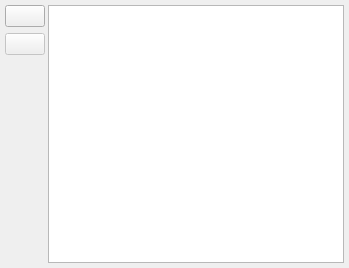
First picture: the form in PageSnippets.ui, repository congchenutd/papernet, before the edit.
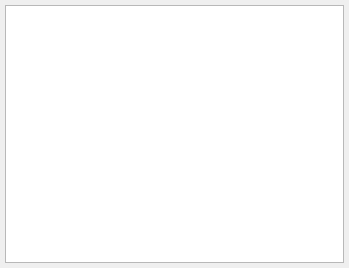
Second picture: the form after the edit. Icons and pictures are not drawn.

Commit message: show snippets of paper

Diff of the .ui file:
```diff
--- a/PageSnippets.ui
+++ b/PageSnippets.ui
@@ -13,68 +13,11 @@
   <property name="windowTitle">
    <string>PageSnippets</string>
   </property>
-  <layout class="QGridLayout" name="gridLayout">
+  <layout class="QHBoxLayout" name="horizontalLayout">
    <property name="margin">
     <number>5</number>
    </property>
-   <property name="spacing">
-    <number>3</number>
-   </property>
-   <item row="0" column="0">
-    <layout class="QVBoxLayout" name="verticalLayout">
-     <item>
-      <widget class="QPushButton" name="btAdd">
-       <property name="toolTip">
-        <string>Add Papers</string>
-       </property>
-       <property name="icon">
-        <iconset resource="MainWindow.qrc">
-         <normaloff>:/MainWindow/Images/Add.png</normaloff>:/MainWindow/Images/Add.png</iconset>
-       </property>
-       <property name="iconSize">
-        <size>
-         <width>32</width>
-         <height>32</height>
-        </size>
-       </property>
-      </widget>
-     </item>
-     <item>
-      <widget class="QPushButton" name="btDel">
-       <property name="enabled">
-        <bool>false</bool>
-       </property>
-       <property name="toolTip">
-        <string>Delete Papers</string>
-       </property>
-       <property name="icon">
-        <iconset resource="MainWindow.qrc">
-         <normaloff>:/MainWindow/Images/Minus.png</normaloff>:/MainWindow/Images/Minus.png</iconset>
-       </property>
-       <property name="iconSize">
-        <size>
-         <width>32</width>
-         <height>32</height>
-        </size>
-       </property>
-      </widget>
-     </item>
-     <item>
-      <spacer name="verticalSpacer">
-       <property name="orientation">
-        <enum>Qt::Vertical</enum>
-       </property>
-       <property name="sizeHint" stdset="0">
-        <size>
-         <width>20</width>
-         <height>88</height>
-        </size>
-       </property>
-      </spacer>
-     </item>
-    </layout>
-   </item>
-   <item row="0" column="1">
+   <item>
     <widget class="QTableView" name="tableView">
      <property name="editTriggers">
       <set>QAbstractItemView::NoEditTriggers</set>
```
The commit also changes 20 other files.
